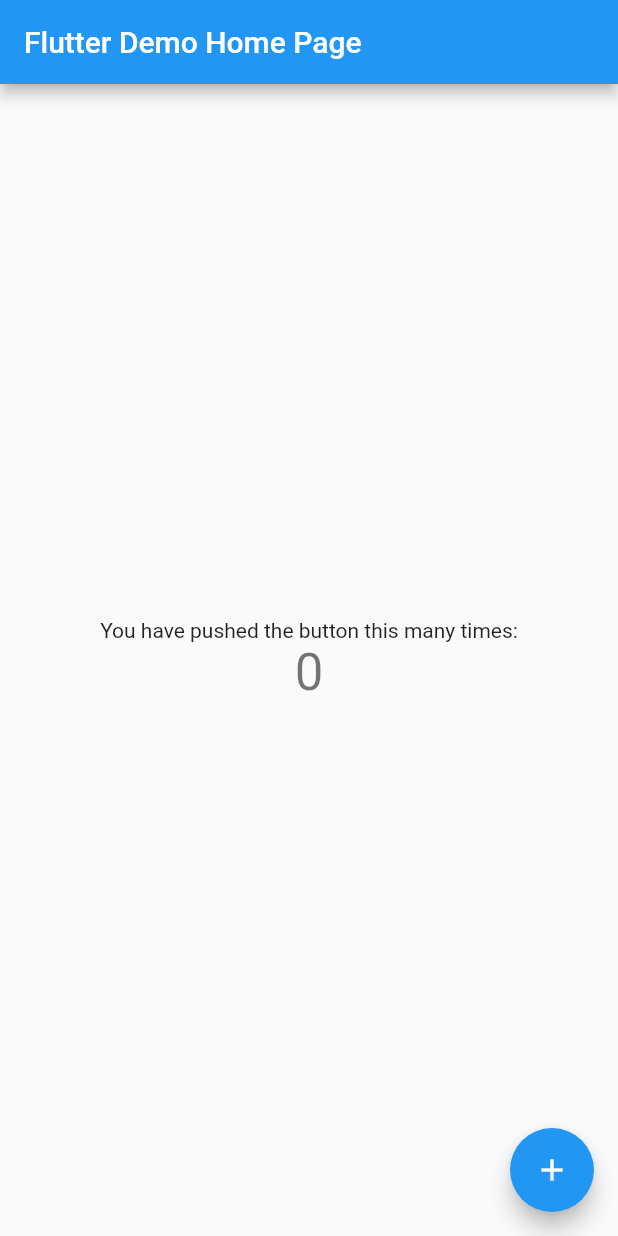
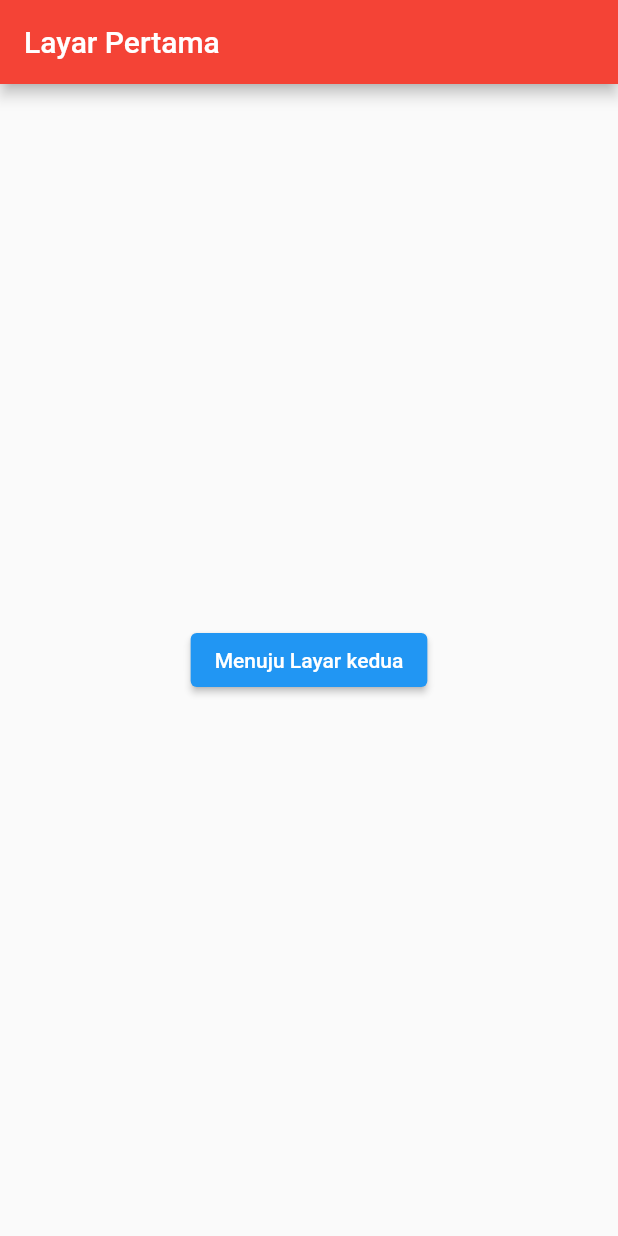
Before and after one commit to K-gultom/belajar_navigasi, a Flutter app: the screen it shows after launch, on a phone screen of 412 x 824 dp. Run offline on Flutter 3.47's test engine with Material 2 defaults, Android fonts, the phone set to English and light mode, and no system bars.

Commit message:
simple routing

```diff
--- /dev/null
+++ b/lib/FirstScreen.dart
@@ -0,0 +1,28 @@
+import 'package:belajar_navigasi/SecondScreen.dart';
+import 'package:flutter/material.dart';
+
+class FirstScreen extends StatelessWidget {
+  const FirstScreen({super.key});
+
+  @override
+  Widget build(BuildContext context) {
+    return Scaffold(
+      appBar: AppBar(
+        backgroundColor: Colors.red,
+        title: const Text('Layar Pertama'),
+      ),
+      body: Center(
+        child: ElevatedButton(
+          onPressed: () {
+            Navigator.push(context,
+              MaterialPageRoute(
+                builder: (context) => SecondScreen()
+              )
+            );
+          },
+          child: Text("Menuju Layar kedua"),
+        ),
+      ),
+    );
+  }
+}
--- a/lib/main.dart
+++ b/lib/main.dart
@@ -1,4 +1,5 @@
 import 'package:flutter/material.dart';
+import 'package:belajar_navigasi/FirstScreen.dart';
 
 void main() {
   runApp(const MyApp());
@@ -7,109 +8,11 @@ void main() {
 class MyApp extends StatelessWidget {
   const MyApp({super.key});
 
-  // This widget is the root of your application.
   @override
   Widget build(BuildContext context) {
     return MaterialApp(
-      title: 'Flutter Demo',
-      theme: ThemeData(
-        // This is the theme of your application.
-        //
-        // Try running your application with "flutter run". You'll see the
-        // application has a blue toolbar. Then, without quitting the app, try
-        // changing the primarySwatch below to Colors.green and then invoke
-        // "hot reload" (press "r" in the console where you ran "flutter run",
-        // or simply save your changes to "hot reload" in a Flutter IDE).
-        // Notice that the counter didn't reset back to zero; the application
-        // is not restarted.
-        primarySwatch: Colors.blue,
-      ),
-      home: const MyHomePage(title: 'Flutter Demo Home Page'),
+      debugShowCheckedModeBanner: false,
+      home: FirstScreen(),
     );
   }
 }
-
-class MyHomePage extends StatefulWidget {
-  const MyHomePage({super.key, required this.title});
-
-  // This widget is the home page of your application. It is stateful, meaning
-  // that it has a State object (defined below) that contains fields that affect
-  // how it looks.
-
-  // This class is the configuration for the state. It holds the values (in this
-  // case the title) provided by the parent (in this case the App widget) and
-  // used by the build method of the State. Fields in a Widget subclass are
-  // always marked "final".
-
-  final String title;
-
-  @override
-  State<MyHomePage> createState() => _MyHomePageState();
-}
-
-class _MyHomePageState extends State<MyHomePage> {
-  int _counter = 0;
-
-  void _incrementCounter() {
-    setState(() {
-      // This call to setState tells the Flutter framework that something has
-      // changed in this State, which causes it to rerun the build method below
-      // so that the display can reflect the updated values. If we changed
-      // _counter without calling setState(), then the build method would not be
-      // called again, and so nothing would appear to happen.
-      _counter++;
-    });
-  }
-
-  @override
-  Widget build(BuildContext context) {
-    // This method is rerun every time setState is called, for instance as done
-    // by the _incrementCounter method above.
-    //
-    // The Flutter framework has been optimized to make rerunning build methods
-    // fast, so that you can just rebuild anything that needs updating rather
-    // than having to individually change instances of widgets.
-    return Scaffold(
-      appBar: AppBar(
-        // Here we take the value from the MyHomePage object that was created by
-        // the App.build method, and use it to set our appbar title.
-        title: Text(widget.title),
-      ),
-      body: Center(
-        // Center is a layout widget. It takes a single child and positions it
-        // in the middle of the parent.
-        child: Column(
-          // Column is also a layout widget. It takes a list of children and
-          // arranges them vertically. By default, it sizes itself to fit its
-          // children horizontally, and tries to be as tall as its parent.
-          //
-          // Invoke "debug painting" (press "p" in the console, choose the
-          // "Toggle Debug Paint" action from the Flutter Inspector in Android
-          // Studio, or the "Toggle Debug Paint" command in Visual Studio Code)
-          // to see the wireframe for each widget.
-          //
-          // Column has various properties to control how it sizes itself and
-          // how it positions its children. Here we use mainAxisAlignment to
-          // center the children vertically; the main axis here is the vertical
-          // axis because Columns are vertical (the cross axis would be
-          // horizontal).
-          mainAxisAlignment: MainAxisAlignment.center,
-          children: <Widget>[
-            const Text(
-              'You have pushed the button this many times:',
-            ),
-            Text(
-              '$_counter',
-              style: Theme.of(context).textTheme.headline4,
-            ),
-          ],
-        ),
-      ),
-      floatingActionButton: FloatingActionButton(
-        onPressed: _incrementCounter,
-        tooltip: 'Increment',
-        child: const Icon(Icons.add),
-      ), // This trailing comma makes auto-formatting nicer for build methods.
-    );
-  }
-}
```
Also changed, not shown: lib/SecondScreen.dart (added, +23 -0 lines).
